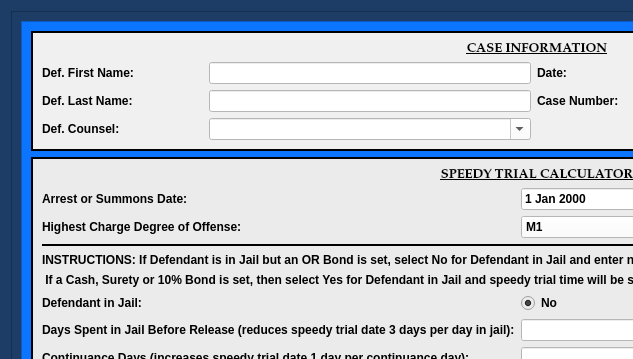
Above: munientry/views/ui/SchedulingEntryDialog.ui from HunterProgram22/MuniEntry before the change; both pictures show x 0 to 633 and y 0 to 359 of the 1088 by 737 pixel window. Below: the same form after it.
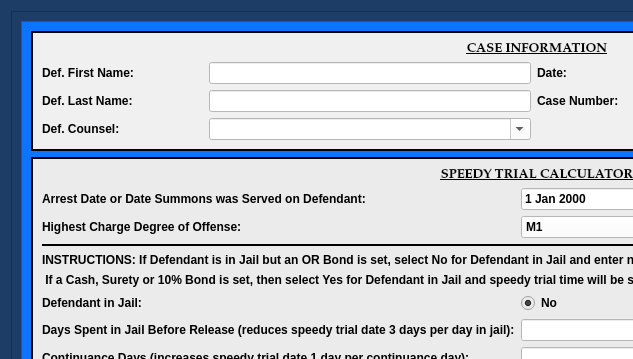
That is the form after the change. Custom widgets are drawn as their Qt base class.

Commit message: Updated label for speedy trial calc.

```diff
--- a/munientry/views/ui/SchedulingEntryDialog.ui
+++ b/munientry/views/ui/SchedulingEntryDialog.ui
@@ -497,7 +497,7 @@
              <item row="1" column="0">
               <widget class="QLabel" name="label_12">
                <property name="text">
-                <string>Arrest or Summons Date:</string>
+                <string>Arrest Date or Date Summons was Served on Defendant:</string>
                </property>
               </widget>
              </item>
```
The commit also changes 3 other files.
